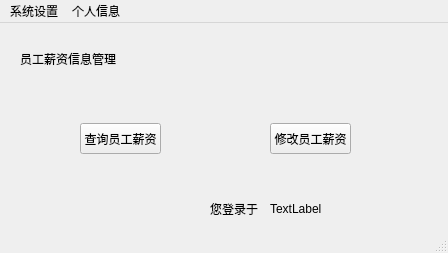
Before: the Qt Designer form ManageSystem/salary.ui in skyformat99/ManagerSystem, drawn with Qt 5.
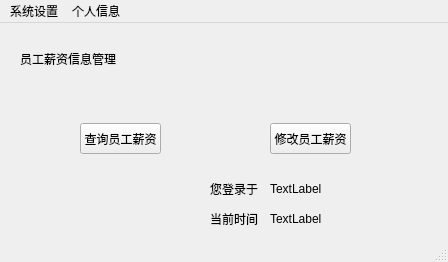
After: the same form once the commit is applied.

```diff
--- a/ManageSystem/salary.ui
+++ b/ManageSystem/salary.ui
@@ -7,7 +7,7 @@
     <x>0</x>
     <y>0</y>
     <width>448</width>
-    <height>253</height>
+    <height>262</height>
    </rect>
   </property>
   <property name="windowTitle">
@@ -31,20 +31,20 @@
     <property name="geometry">
      <rect>
       <x>210</x>
-      <y>170</y>
+      <y>180</y>
       <width>54</width>
       <height>31</height>
      </rect>
     </property>
     <property name="text">
-     <string>您登录于</string>
+     <string>当前时间</string>
     </property>
    </widget>
-   <widget class="QLabel" name="timeLabel">
+   <widget class="QLabel" name="nowTimeLabel">
     <property name="geometry">
      <rect>
       <x>270</x>
-      <y>170</y>
+      <y>180</y>
       <width>171</width>
       <height>31</height>
      </rect>
@@ -79,6 +79,32 @@
      <string>修改员工薪资</string>
     </property>
    </widget>
+   <widget class="QLabel" name="timeLabel">
+    <property name="geometry">
+     <rect>
+      <x>270</x>
+      <y>150</y>
+      <width>171</width>
+      <height>31</height>
+     </rect>
+    </property>
+    <property name="text">
+     <string>TextLabel</string>
+    </property>
+   </widget>
+   <widget class="QLabel" name="strTimeLabel">
+    <property name="geometry">
+     <rect>
+      <x>210</x>
+      <y>150</y>
+      <width>54</width>
+      <height>31</height>
+     </rect>
+    </property>
+    <property name="text">
+     <string>您登录于</string>
+    </property>
+   </widget>
   </widget>
   <widget class="QMenuBar" name="menubar">
    <property name="geometry">
```
Left out of the diff: 2 changed lines with no effect on the pictures.
